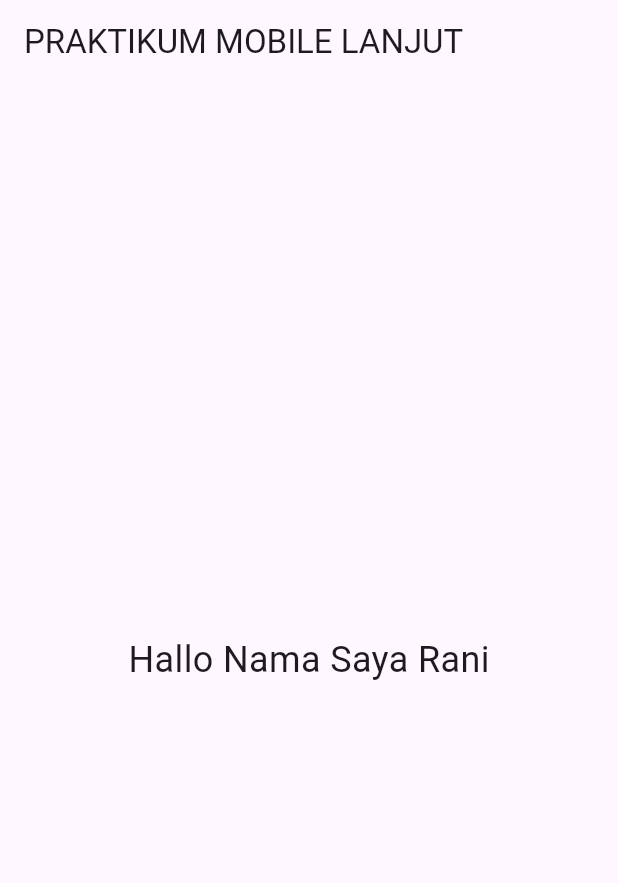
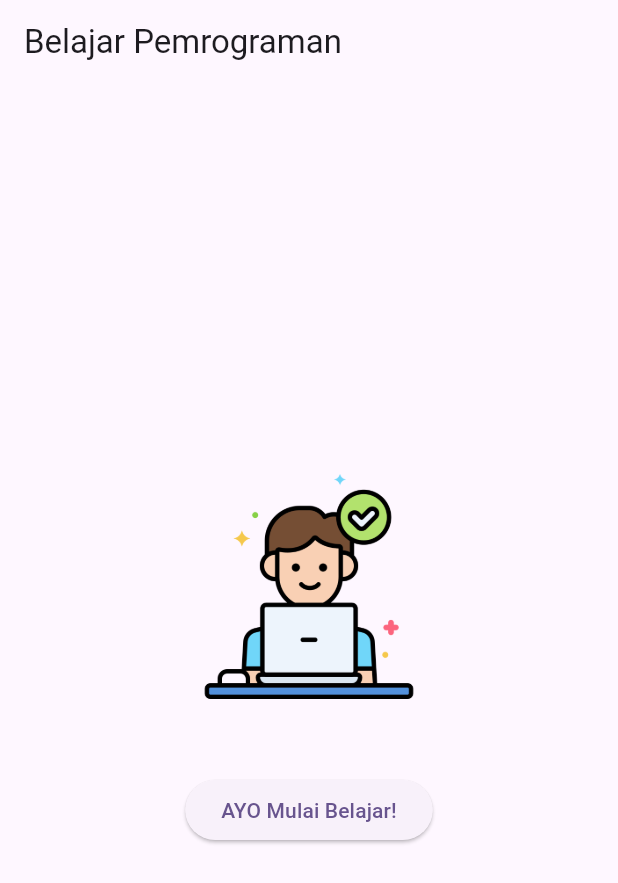
Before and after one commit to ranikece/Prak_MobileLanjut_2417051006, a Flutter app: the screen it shows after launch, on a phone screen of 412 x 824 dp. Shown: the top 883 px of the screen. Run offline on Flutter 3.47's test engine with Material 3 defaults, Android fonts, the phone set to English and light mode, and no system bars.

Commit message:
Pertemuan 3: First Widget

```diff
--- /dev/null
+++ b/lib/first_widget.dart
@@ -0,0 +1,29 @@
+import 'package:flutter/material.dart';
+
+class FirstWidget extends StatelessWidget {
+  const FirstWidget({super.key});
+
+  @override
+  Widget build(BuildContext context) {
+    return Scaffold(
+      appBar: AppBar(title: const Text('Belajar Pemrograman')), // AppBar
+      body: Center(
+        child: Column(
+          mainAxisAlignment: MainAxisAlignment.center,
+          children: [
+            Image.asset(
+              'assets/IT.png',
+              width: 150,
+              height: 150,
+            ), // Image.asset
+            const SizedBox(height: 50),
+            ElevatedButton(
+              onPressed: () {},
+              child: const Text('AYO Mulai Belajar!'),
+            ), // ElevatedButton
+          ],
+        ), // Column
+      ), // Center
+    ); // Scaffold
+  }
+}
--- a/lib/main.dart
+++ b/lib/main.dart
@@ -1,4 +1,8 @@
 import 'package:flutter/material.dart';
+
+// import 'column_widget.dart';
+// import 'row_widget.dart';
+import 'first_widget.dart';
 
 void main() {
   runApp(const MyApp());
@@ -10,23 +14,14 @@
   @override
   Widget build(BuildContext context) {
     return MaterialApp(
-      title: 'Flutter Demo',
+      title: 'Praktikum Mobile Lanjut',
       theme: ThemeData(
         colorScheme: ColorScheme.fromSeed(
           seedColor: Colors.deepPurple,
-        ),
-      ),
-      home: Scaffold(
-        appBar: AppBar(
-          title: const Text('PRAKTIKUM MOBILE LANJUT'),
-        ),
-        body: const Center(
-          child: Text(
-            'Hallo Nama Saya Rani',
-            style: TextStyle(fontSize: 24),
-          ),
-        ),
-      ),
-    );
+        ), // ColorScheme.fromSeed
+        useMaterial3: true,
+      ), // ThemeData
+      home: const FirstWidget(),
+    ); // MaterialApp
   }
 }
--- a/pubspec.yaml
+++ b/pubspec.yaml
@@ -57,6 +57,9 @@
   # the material Icons class.
   uses-material-design: true
 
+
+  assets:
+  - assets/IT.png
   # To add assets to your application, add an assets section, like this:
   # assets:
   #   - images/a_dot_burr.jpeg
```
Also changed, not shown: lib/column_widget.dart (added, +20 -0 lines), lib/row_widget.dart (added, +20 -0 lines), assets/IT.png (added).
